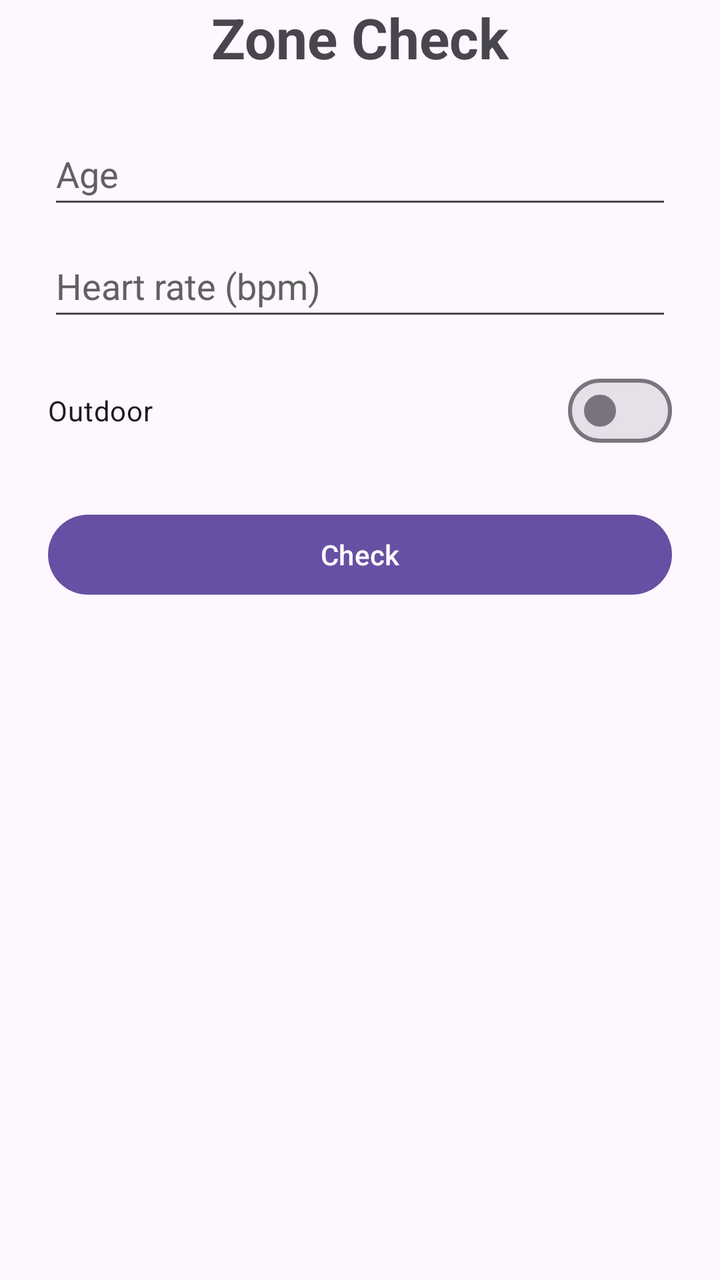
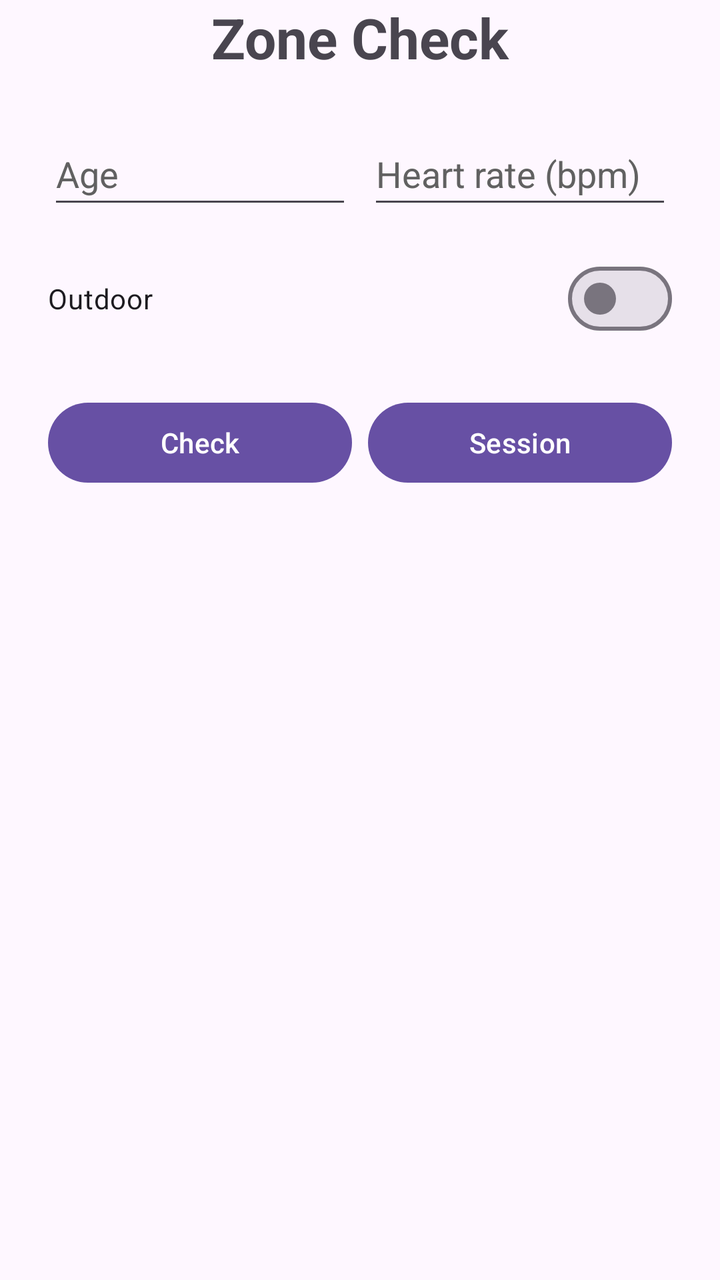

An Android layout rendered at two revisions. The XML below is the earlier revision; the diff shows what the commit changed to produce the second picture.
<!-- AndroidManifest.xml: application theme Theme.ZoneCheck -->
<!-- res/layout/activity_main.xml -->
<?xml version="1.0" encoding="utf-8"?>
<androidx.constraintlayout.widget.ConstraintLayout xmlns:android="http://schemas.android.com/apk/res/android"
    xmlns:app="http://schemas.android.com/apk/res-auto"
    xmlns:tools="http://schemas.android.com/tools"
    android:id="@+id/main"
    android:layout_width="match_parent"
    android:layout_height="match_parent"
    tools:context=".MainActivity">

    <TextView
        android:id="@+id/txtTitle"
        android:layout_width="wrap_content"
        android:layout_height="wrap_content"
        android:layout_marginHorizontal="24dp"
        android:text="@string/title"
        android:textSize="28sp"
        android:textStyle="bold"
        app:layout_constraintTop_toTopOf="parent"
        app:layout_constraintStart_toStartOf="parent"
        app:layout_constraintEnd_toEndOf="parent" />

    <EditText
        android:id="@+id/editAge"
        android:layout_width="0dp"
        android:layout_height="wrap_content"
        android:layout_marginHorizontal="24dp"
        android:layout_marginTop="24dp"
        android:hint="@string/hint_age"
        android:textColorHint="#616161"
        android:inputType="number"
        android:minHeight="48dp"
        android:importantForAutofill="no"
        app:layout_constraintTop_toBottomOf="@id/txtTitle"
        app:layout_constraintStart_toStartOf="parent"
        app:layout_constraintEnd_toEndOf="parent" />

    <EditText
        android:id="@+id/editHr"
        android:layout_width="0dp"
        android:layout_height="wrap_content"
        android:layout_marginHorizontal="24dp"
        android:layout_marginTop="8dp"
        android:hint="@string/hint_hr"
        android:textColorHint="#616161"
        android:inputType="number"
        android:minHeight="48dp"
        android:importantForAutofill="no"
        app:layout_constraintTop_toBottomOf="@id/editAge"
        app:layout_constraintStart_toStartOf="parent"
        app:layout_constraintEnd_toEndOf="parent" />

    <com.google.android.material.materialswitch.MaterialSwitch
        android:id="@+id/switchOutdoor"
        android:layout_width="0dp"
        android:layout_height="wrap_content"
        android:layout_marginHorizontal="24dp"
        android:layout_marginTop="16dp"
        android:text="@string/outdoor"
        android:minHeight="48dp"
        app:layout_constraintTop_toBottomOf="@id/editHr"
        app:layout_constraintStart_toStartOf="parent"
        app:layout_constraintEnd_toEndOf="parent" />

    <Button
        android:id="@+id/btnCheck"
        android:layout_width="0dp"
        android:layout_height="wrap_content"
        android:layout_marginHorizontal="24dp"
        android:layout_marginTop="24dp"
        android:text="@string/check"
        app:layout_constraintTop_toBottomOf="@id/switchOutdoor"
        app:layout_constraintStart_toStartOf="parent"
        app:layout_constraintEnd_toEndOf="parent" />

    <TextView
        android:id="@+id/txtResult"
        android:layout_width="0dp"
        android:layout_height="wrap_content"
        android:layout_marginHorizontal="24dp"
        android:layout_marginTop="24dp"
        android:textSize="18sp"
        app:layout_constraintTop_toBottomOf="@id/btnCheck"
        app:layout_constraintStart_toStartOf="parent"
        app:layout_constraintEnd_toEndOf="parent" />

</androidx.constraintlayout.widget.ConstraintLayout>
<!-- resources referenced by this layout -->
<resources>
  <string name="check">Check</string>
  <string name="hint_age">Age</string>
  <string name="hint_hr">Heart rate (bpm)</string>
  <string name="outdoor">Outdoor</string>
  <string name="title">Zone Check</string>
  <style name="Theme.ZoneCheck" parent="Base.Theme.ZoneCheck" />
  <style name="Base.Theme.ZoneCheck" parent="Theme.Material3.DayNight.NoActionBar">
          
          
      </style>
</resources>

<!-- the commit's change to res/layout/activity_main.xml (unified diff, before → after) -->
@@ -19,11 +19,13 @@
         app:layout_constraintStart_toStartOf="parent"
         app:layout_constraintEnd_toEndOf="parent" />
 
+    
     <EditText
         android:id="@+id/editAge"
         android:layout_width="0dp"
         android:layout_height="wrap_content"
-        android:layout_marginHorizontal="24dp"
+        android:layout_marginStart="24dp"
+        android:layout_marginEnd="8dp"
         android:layout_marginTop="24dp"
         android:hint="@string/hint_age"
         android:textColorHint="#616161"
@@ -32,21 +34,20 @@
         android:importantForAutofill="no"
         app:layout_constraintTop_toBottomOf="@id/txtTitle"
         app:layout_constraintStart_toStartOf="parent"
-        app:layout_constraintEnd_toEndOf="parent" />
+        app:layout_constraintEnd_toStartOf="@id/editHr" />
 
     <EditText
         android:id="@+id/editHr"
         android:layout_width="0dp"
         android:layout_height="wrap_content"
-        android:layout_marginHorizontal="24dp"
-        android:layout_marginTop="8dp"
+        android:layout_marginEnd="24dp"
         android:hint="@string/hint_hr"
         android:textColorHint="#616161"
         android:inputType="number"
         android:minHeight="48dp"
         android:importantForAutofill="no"
-        app:layout_constraintTop_toBottomOf="@id/editAge"
-        app:layout_constraintStart_toStartOf="parent"
+        app:layout_constraintTop_toTopOf="@id/editAge"
+        app:layout_constraintStart_toEndOf="@id/editAge"
         app:layout_constraintEnd_toEndOf="parent" />
 
     <com.google.android.material.materialswitch.MaterialSwitch
@@ -61,24 +62,39 @@
         app:layout_constraintStart_toStartOf="parent"
         app:layout_constraintEnd_toEndOf="parent" />
 
+    
     <Button
         android:id="@+id/btnCheck"
         android:layout_width="0dp"
         android:layout_height="wrap_content"
-        android:layout_marginHorizontal="24dp"
+        android:layout_marginStart="24dp"
+        android:layout_marginEnd="8dp"
         android:layout_marginTop="24dp"
         android:text="@string/check"
         app:layout_constraintTop_toBottomOf="@id/switchOutdoor"
         app:layout_constraintStart_toStartOf="parent"
+        app:layout_constraintEnd_toStartOf="@id/btnSession" />
+
+    <Button
+        android:id="@+id/btnSession"
+        android:layout_width="0dp"
+        android:layout_height="wrap_content"
+        android:layout_marginEnd="24dp"
+        android:text="@string/session"
+        app:layout_constraintTop_toTopOf="@id/btnCheck"
+        app:layout_constraintStart_toEndOf="@id/btnCheck"
         app:layout_constraintEnd_toEndOf="parent" />
 
+    
     <TextView
         android:id="@+id/txtResult"
         android:layout_width="0dp"
         android:layout_height="wrap_content"
         android:layout_marginHorizontal="24dp"
         android:layout_marginTop="24dp"
-        android:textSize="18sp"
+        android:gravity="center"
+        android:textSize="32sp"
+        android:textStyle="bold"
         app:layout_constraintTop_toBottomOf="@id/btnCheck"
         app:layout_constraintStart_toStartOf="parent"
         app:layout_constraintEnd_toEndOf="parent" />
<!-- resource entries referenced after the edit -->
@@ -4,6 +4,7 @@
   <string name="hint_age">Age</string>
   <string name="hint_hr">Heart rate (bpm)</string>
   <string name="outdoor">Outdoor</string>
+  <string name="session">Session</string>
   <string name="title">Zone Check</string>
   <style name="Theme.ZoneCheck" parent="Base.Theme.ZoneCheck" />
   <style name="Base.Theme.ZoneCheck" parent="Theme.Material3.DayNight.NoActionBar">
